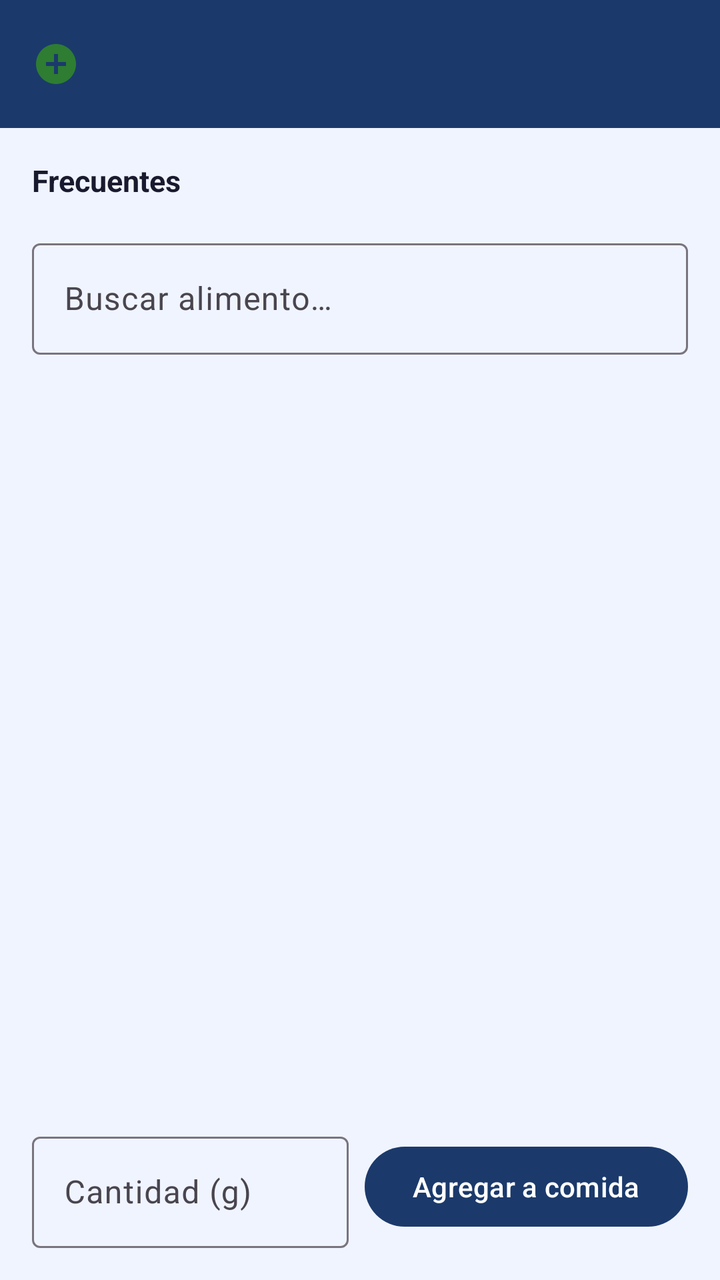
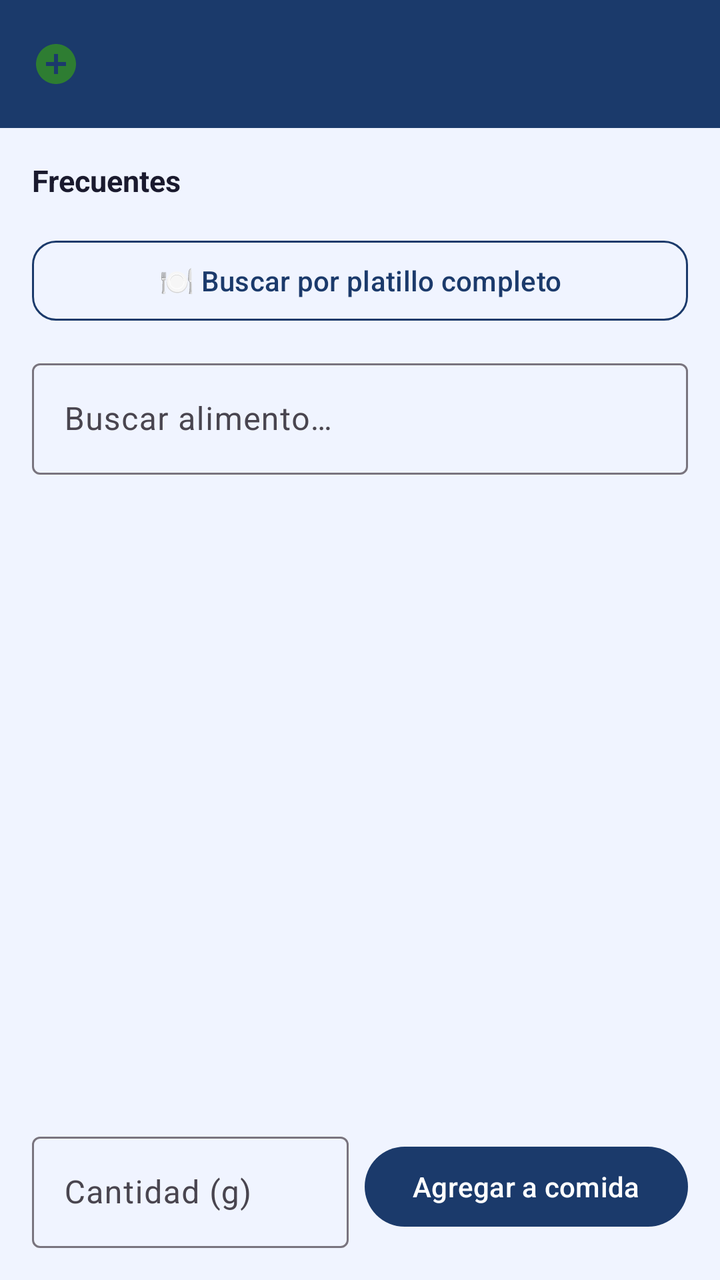

The first picture is an Android layout as it rendered before a commit; the second is the same layout after the commit. The layout source and the unified diff follow.
<!-- AndroidManifest.xml: application theme Theme.GymApp -->
<!-- res/layout/fragment_meal_log.xml -->
<?xml version="1.0" encoding="utf-8"?>
<androidx.coordinatorlayout.widget.CoordinatorLayout
    xmlns:android="http://schemas.android.com/apk/res/android"
    xmlns:app="http://schemas.android.com/apk/res-auto"
    android:layout_width="match_parent"
    android:layout_height="match_parent"
    android:background="@color/colorBackground">

    <com.google.android.material.appbar.AppBarLayout
        android:layout_width="match_parent"
        android:layout_height="wrap_content">

        <androidx.appcompat.widget.Toolbar
            android:id="@+id/toolbar_meal_log"
            android:layout_width="match_parent"
            android:layout_height="?attr/actionBarSize"
            android:background="@color/colorPrimary"
            app:navigationIcon="@drawable/ic_add_circle"
            app:titleTextColor="@color/white" />

    </com.google.android.material.appbar.AppBarLayout>

    <LinearLayout
        android:layout_width="match_parent"
        android:layout_height="match_parent"
        android:orientation="vertical"
        android:padding="16dp"
        app:layout_behavior="@string/appbar_scrolling_view_behavior">

        
        <TextView
            android:layout_width="match_parent"
            android:layout_height="wrap_content"
            android:text="Frecuentes"
            android:textSize="15sp"
            android:textStyle="bold"
            android:textColor="#1A1A2E"
            android:paddingStart="0dp"
            android:paddingEnd="0dp"
            android:paddingTop="0dp"
            android:paddingBottom="8dp"/>

        <androidx.recyclerview.widget.RecyclerView
            android:id="@+id/rv_favorites"
            android:layout_width="match_parent"
            android:layout_height="wrap_content"
            android:clipToPadding="false"
            android:paddingBottom="8dp"
            android:orientation="horizontal"/>

        
        <com.google.android.material.textfield.TextInputLayout
            android:layout_width="match_parent"
            android:layout_height="wrap_content"
            android:layout_marginBottom="8dp"
            style="@style/Widget.Material3.TextInputLayout.OutlinedBox">

            <com.google.android.material.textfield.TextInputEditText
                android:id="@+id/et_food_search"
                android:layout_width="match_parent"
                android:layout_height="wrap_content"
                android:hint="@string/meal_search_hint"
                android:inputType="text"
                android:imeOptions="actionSearch" />

        </com.google.android.material.textfield.TextInputLayout>

        
        <ProgressBar
            android:id="@+id/progress_search"
            android:layout_width="match_parent"
            android:layout_height="4dp"
            style="?android:attr/progressBarStyleHorizontal"
            android:indeterminate="true"
            android:visibility="gone"
            android:layout_marginBottom="8dp" />

        
        <TextView
            android:id="@+id/tv_selected_food"
            android:layout_width="match_parent"
            android:layout_height="wrap_content"
            android:textSize="13sp"
            android:textColor="@color/colorPrimary"
            android:textStyle="bold"
            android:layout_marginBottom="8dp"
            android:visibility="gone" />

        
        <androidx.recyclerview.widget.RecyclerView
            android:id="@+id/rv_food_results"
            android:layout_width="match_parent"
            android:layout_height="0dp"
            android:layout_weight="1"
            android:layout_marginBottom="8dp" />

        
        <LinearLayout
            android:layout_width="match_parent"
            android:layout_height="wrap_content"
            android:orientation="horizontal"
            android:gravity="center_vertical">

            <com.google.android.material.textfield.TextInputLayout
                android:layout_width="0dp"
                android:layout_height="wrap_content"
                android:layout_weight="1"
                android:layout_marginEnd="8dp"
                style="@style/Widget.Material3.TextInputLayout.OutlinedBox">

                <com.google.android.material.textfield.TextInputEditText
                    android:id="@+id/et_quantity"
                    android:layout_width="match_parent"
                    android:layout_height="wrap_content"
                    android:hint="@string/meal_quantity_hint"
                    android:inputType="numberDecimal"
                    android:enabled="false" />

            </com.google.android.material.textfield.TextInputLayout>

            <com.google.android.material.button.MaterialButton
                android:id="@+id/btn_save_food_entry"
                android:layout_width="wrap_content"
                android:layout_height="wrap_content"
                android:text="@string/meal_save_button"
                app:backgroundTint="@color/colorPrimary"
                android:textColor="@color/white"
                android:enabled="false" />

        </LinearLayout>

    </LinearLayout>

</androidx.coordinatorlayout.widget.CoordinatorLayout>
<!-- resources referenced by this layout -->
<resources>
  <color name="colorBackground">#F0F4FF</color>
  <color name="colorPrimary">#1B3A6B</color>
  <color name="white">#FFFFFF</color>
  <!-- drawable ic_add_circle (drawable) -->
  <vector xmlns:android="http://schemas.android.com/apk/res/android"
      android:width="24dp"
      android:height="24dp"
      android:viewportWidth="24"
      android:viewportHeight="24">
      <path
          android:fillColor="#2E7D32"
          android:pathData="M12,2C6.48,2 2,6.48 2,12s4.48,10 10,10 10,-4.48 10,-10S17.52,2 12,2zM17,13h-4v4h-2v-4H7v-2h4V7h2v4h4v2z"/>
  </vector>
  <string name="meal_quantity_hint">Cantidad (g)</string>
  <string name="meal_save_button">Agregar a comida</string>
  <string name="meal_search_hint">Buscar alimento…</string>
  <style name="Theme.GymApp" parent="Theme.Material3.Light.NoActionBar">
          <item name="colorPrimary">@color/colorPrimary</item>
          <item name="colorPrimaryVariant">@color/colorPrimaryVariant</item>
          <item name="colorOnPrimary">@color/colorOnPrimary</item>
          <item name="colorSecondary">@color/colorSecondary</item>
          <item name="colorOnSecondary">@color/colorOnSecondary</item>
          <item name="colorError">@color/colorError</item>
          <item name="colorOnError">@color/colorOnError</item>
          <item name="colorSurface">@color/colorSurface</item>
          <item name="colorOnSurface">@color/colorOnSurface</item>
          <item name="android:colorBackground">@color/colorBackground</item>
          <item name="colorOnBackground">@color/colorOnBackground</item>
          <item name="android:statusBarColor" tools:targetApi="l">@color/colorPrimaryDark</item>
      </style>
  <color name="colorPrimaryVariant">#0F2549</color>
  <color name="colorOnPrimary">#FFFFFF</color>
  <color name="colorSecondary">#38BDF8</color>
  <color name="colorOnSecondary">#0F2549</color>
  <color name="colorError">#EF4444</color>
  <color name="colorOnError">#FFFFFF</color>
  <color name="colorSurface">#FFFFFF</color>
  <color name="colorOnSurface">#1A1A2E</color>
  <color name="colorOnBackground">#1A1A2E</color>
  <color name="colorPrimaryDark">#0F2549</color>
</resources>

<!-- the commit's change to res/layout/fragment_meal_log.xml (unified diff, before → after) -->
@@ -47,6 +47,19 @@
             android:clipToPadding="false"
             android:paddingBottom="8dp"
             android:orientation="horizontal"/>
+
+        
+        <com.google.android.material.button.MaterialButton
+            android:id="@+id/btn_browse_recipes"
+            android:layout_width="match_parent"
+            android:layout_height="48dp"
+            android:layout_marginBottom="12dp"
+            android:text="🍽 Buscar por platillo completo"
+            android:textColor="@color/colorPrimary"
+            android:textSize="14sp"
+            style="@style/Widget.Material3.Button.OutlinedButton"
+            app:cornerRadius="12dp"
+            app:strokeColor="@color/colorPrimary"/>
 
         
         <com.google.android.material.textfield.TextInputLayout
